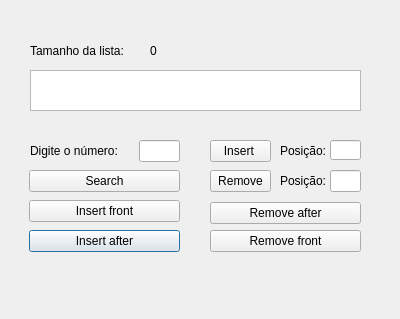
Above: windowlista.ui from artcurty/GedQT before the change. Below: the same form after it.
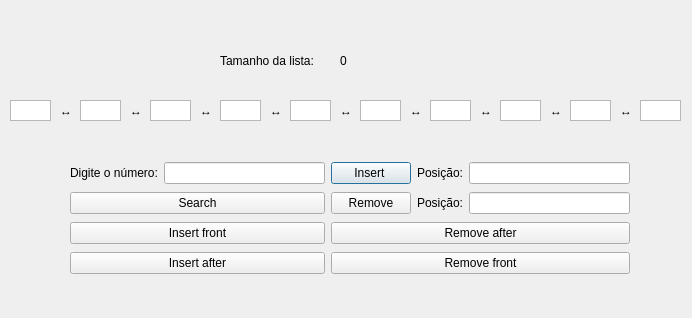
That is the form after the change.

Diff of the .ui file:
```diff
--- a/windowlista.ui
+++ b/windowlista.ui
@@ -6,195 +6,19 @@
    <rect>
     <x>0</x>
     <y>0</y>
-    <width>400</width>
-    <height>319</height>
+    <width>692</width>
+    <height>318</height>
    </rect>
   </property>
   <property name="windowTitle">
    <string>Dialog</string>
   </property>
-  <widget class="QPushButton" name="insertAfter">
-   <property name="geometry">
-    <rect>
-     <x>29</x>
-     <y>230</y>
-     <width>151</width>
-     <height>22</height>
-    </rect>
-   </property>
-   <property name="text">
-    <string>Insert after</string>
-   </property>
-  </widget>
-  <widget class="QPushButton" name="pushButton_2">
-   <property name="geometry">
-    <rect>
-     <x>29</x>
-     <y>170</y>
-     <width>151</width>
-     <height>22</height>
-    </rect>
-   </property>
-   <property name="text">
-    <string>Search</string>
-   </property>
-  </widget>
-  <widget class="QPushButton" name="removeAfter">
-   <property name="geometry">
-    <rect>
-     <x>210</x>
-     <y>202</y>
-     <width>151</width>
-     <height>22</height>
-    </rect>
-   </property>
-   <property name="text">
-    <string>Remove after</string>
-   </property>
-  </widget>
-  <widget class="QPushButton" name="InsertFront">
-   <property name="geometry">
-    <rect>
-     <x>29</x>
-     <y>200</y>
-     <width>151</width>
-     <height>22</height>
-    </rect>
-   </property>
-   <property name="text">
-    <string>Insert front</string>
-   </property>
-  </widget>
-  <widget class="QPushButton" name="insertN">
-   <property name="geometry">
-    <rect>
-     <x>210</x>
-     <y>140</y>
-     <width>61</width>
-     <height>22</height>
-    </rect>
-   </property>
-   <property name="text">
-    <string>Insert </string>
-   </property>
-  </widget>
-  <widget class="QPushButton" name="removeFront">
-   <property name="geometry">
-    <rect>
-     <x>210</x>
-     <y>230</y>
-     <width>151</width>
-     <height>22</height>
-    </rect>
-   </property>
-   <property name="text">
-    <string>Remove front</string>
-   </property>
-  </widget>
-  <widget class="QPushButton" name="removeN">
-   <property name="geometry">
-    <rect>
-     <x>210</x>
-     <y>170</y>
-     <width>61</width>
-     <height>22</height>
-    </rect>
-   </property>
-   <property name="text">
-    <string>Remove</string>
-   </property>
-  </widget>
-  <widget class="QLineEdit" name="positionInsert">
-   <property name="geometry">
-    <rect>
-     <x>330</x>
-     <y>140</y>
-     <width>31</width>
-     <height>20</height>
-    </rect>
-   </property>
-  </widget>
-  <widget class="QLineEdit" name="positionRemove">
-   <property name="geometry">
-    <rect>
-     <x>330</x>
-     <y>170</y>
-     <width>31</width>
-     <height>22</height>
-    </rect>
-   </property>
-  </widget>
-  <widget class="QLabel" name="label">
-   <property name="geometry">
-    <rect>
-     <x>280</x>
-     <y>140</y>
-     <width>61</width>
-     <height>21</height>
-    </rect>
-   </property>
-   <property name="text">
-    <string>Posição:</string>
-   </property>
-  </widget>
-  <widget class="QLabel" name="label_4">
-   <property name="geometry">
-    <rect>
-     <x>280</x>
-     <y>170</y>
-     <width>59</width>
-     <height>21</height>
-    </rect>
-   </property>
-   <property name="text">
-    <string>Posição:</string>
-   </property>
-  </widget>
-  <widget class="QLineEdit" name="entrada">
-   <property name="geometry">
-    <rect>
-     <x>139</x>
-     <y>140</y>
-     <width>41</width>
-     <height>22</height>
-    </rect>
-   </property>
-  </widget>
-  <widget class="QLabel" name="label_3">
-   <property name="geometry">
-    <rect>
-     <x>30</x>
-     <y>130</y>
-     <width>101</width>
-     <height>41</height>
-    </rect>
-   </property>
-   <property name="text">
-    <string>Digite o número:</string>
-   </property>
-  </widget>
-  <widget class="QListWidget" name="listWidget">
-   <property name="geometry">
-    <rect>
-     <x>30</x>
-     <y>70</y>
-     <width>331</width>
-     <height>41</height>
-    </rect>
-   </property>
-   <property name="movement">
-    <enum>QListView::Static</enum>
-   </property>
-   <property name="flow">
-    <enum>QListView::LeftToRight</enum>
-   </property>
-  </widget>
   <widget class="QLabel" name="label_2">
    <property name="geometry">
     <rect>
-     <x>30</x>
-     <y>40</y>
-     <width>111</width>
+     <x>220</x>
+     <y>50</y>
+     <width>121</width>
      <height>21</height>
     </rect>
    </property>
@@ -205,8 +29,8 @@
   <widget class="QLabel" name="retTamanho">
    <property name="geometry">
     <rect>
-     <x>150</x>
-     <y>40</y>
+     <x>340</x>
+     <y>50</y>
      <width>59</width>
      <height>21</height>
     </rect>
@@ -215,20 +39,376 @@
     <string>0</string>
    </property>
   </widget>
-  <zorder>insertAfter</zorder>
-  <zorder>pushButton_2</zorder>
-  <zorder>removeAfter</zorder>
-  <zorder>InsertFront</zorder>
-  <zorder>insertN</zorder>
-  <zorder>removeFront</zorder>
-  <zorder>removeN</zorder>
-  <zorder>entrada</zorder>
-  <zorder>positionInsert</zorder>
-  <zorder>positionRemove</zorder>
-  <zorder>label</zorder>
-  <zorder>label_3</zorder>
-  <zorder>label_4</zorder>
-  <zorder>listWidget</zorder>
+  <widget class="QListWidget" name="no4">
+   <property name="geometry">
+    <rect>
+     <x>220</x>
+     <y>100</y>
+     <width>41</width>
+     <height>21</height>
+    </rect>
+   </property>
+   <property name="movement">
+    <enum>QListView::Static</enum>
+   </property>
+   <property name="flow">
+    <enum>QListView::LeftToRight</enum>
+   </property>
+  </widget>
+  <widget class="QListWidget" name="no5">
+   <property name="geometry">
+    <rect>
+     <x>290</x>
+     <y>100</y>
+     <width>41</width>
+     <height>21</height>
+    </rect>
+   </property>
+   <property name="movement">
+    <enum>QListView::Static</enum>
+   </property>
+   <property name="flow">
+    <enum>QListView::LeftToRight</enum>
+   </property>
+  </widget>
+  <widget class="QListWidget" name="no6">
+   <property name="geometry">
+    <rect>
+     <x>360</x>
+     <y>100</y>
+     <width>41</width>
+     <height>21</height>
+    </rect>
+   </property>
+   <property name="movement">
+    <enum>QListView::Static</enum>
+   </property>
+   <property name="flow">
+    <enum>QListView::LeftToRight</enum>
+   </property>
+  </widget>
+  <widget class="QListWidget" name="no7">
+   <property name="geometry">
+    <rect>
+     <x>430</x>
+     <y>100</y>
+     <width>41</width>
+     <height>21</height>
+    </rect>
+   </property>
+   <property name="movement">
+    <enum>QListView::Static</enum>
+   </property>
+   <property name="flow">
+    <enum>QListView::LeftToRight</enum>
+   </property>
+  </widget>
+  <widget class="QListWidget" name="no8">
+   <property name="geometry">
+    <rect>
+     <x>500</x>
+     <y>100</y>
+     <width>41</width>
+     <height>21</height>
+    </rect>
+   </property>
+   <property name="movement">
+    <enum>QListView::Static</enum>
+   </property>
+   <property name="flow">
+    <enum>QListView::LeftToRight</enum>
+   </property>
+  </widget>
+  <widget class="QListWidget" name="no1">
+   <property name="geometry">
+    <rect>
+     <x>10</x>
+     <y>100</y>
+     <width>41</width>
+     <height>21</height>
+    </rect>
+   </property>
+   <property name="movement">
+    <enum>QListView::Static</enum>
+   </property>
+   <property name="flow">
+    <enum>QListView::LeftToRight</enum>
+   </property>
+  </widget>
+  <widget class="QLabel" name="label_7">
+   <property name="geometry">
+    <rect>
+     <x>60</x>
+     <y>100</y>
+     <width>16</width>
+     <height>21</height>
+    </rect>
+   </property>
+   <property name="text">
+    <string>↔</string>
+   </property>
+  </widget>
+  <widget class="QListWidget" name="no2">
+   <property name="geometry">
+    <rect>
+     <x>80</x>
+     <y>100</y>
+     <width>41</width>
+     <height>21</height>
+    </rect>
+   </property>
+   <property name="movement">
+    <enum>QListView::Static</enum>
+   </property>
+   <property name="flow">
+    <enum>QListView::LeftToRight</enum>
+   </property>
+  </widget>
+  <widget class="QListWidget" name="no3">
+   <property name="geometry">
+    <rect>
+     <x>150</x>
+     <y>100</y>
+     <width>41</width>
+     <height>21</height>
+    </rect>
+   </property>
+   <property name="movement">
+    <enum>QListView::Static</enum>
+   </property>
+   <property name="flow">
+    <enum>QListView::LeftToRight</enum>
+   </property>
+  </widget>
+  <widget class="QLabel" name="label_9">
+   <property name="geometry">
+    <rect>
+     <x>130</x>
+     <y>100</y>
+     <width>16</width>
+     <height>21</height>
+    </rect>
+   </property>
+   <property name="text">
+    <string>↔</string>
+   </property>
+  </widget>
+  <widget class="QLabel" name="label_8">
+   <property name="geometry">
+    <rect>
+     <x>340</x>
+     <y>100</y>
+     <width>16</width>
+     <height>21</height>
+    </rect>
+   </property>
+   <property name="text">
+    <string>↔</string>
+   </property>
+  </widget>
+  <widget class="QLabel" name="label_10">
+   <property name="geometry">
+    <rect>
+     <x>200</x>
+     <y>100</y>
+     <width>16</width>
+     <height>21</height>
+    </rect>
+   </property>
+   <property name="text">
+    <string>↔</string>
+   </property>
+  </widget>
+  <widget class="QLabel" name="label_11">
+   <property name="geometry">
+    <rect>
+     <x>270</x>
+     <y>100</y>
+     <width>16</width>
+     <height>21</height>
+    </rect>
+   </property>
+   <property name="text">
+    <string>↔</string>
+   </property>
+  </widget>
+  <widget class="QLabel" name="label_12">
+   <property name="geometry">
+    <rect>
+     <x>410</x>
+     <y>100</y>
+     <width>16</width>
+     <height>21</height>
+    </rect>
+   </property>
+   <property name="text">
+    <string>↔</string>
+   </property>
+  </widget>
+  <widget class="QLabel" name="label_13">
+   <property name="geometry">
+    <rect>
+     <x>480</x>
+     <y>100</y>
+     <width>16</width>
+     <height>21</height>
+    </rect>
+   </property>
+   <property name="text">
+    <string>↔</string>
+   </property>
+  </widget>
+  <widget class="QLabel" name="label_14">
+   <property name="geometry">
+    <rect>
+     <x>550</x>
+     <y>100</y>
+     <width>16</width>
+     <height>21</height>
+    </rect>
+   </property>
+   <property name="text">
+    <string>↔</string>
+   </property>
+  </widget>
+  <widget class="QListWidget" name="no9">
+   <property name="geometry">
+    <rect>
+     <x>570</x>
+     <y>100</y>
+     <width>41</width>
+     <height>21</height>
+    </rect>
+   </property>
+   <property name="movement">
+    <enum>QListView::Static</enum>
+   </property>
+   <property name="flow">
+    <enum>QListView::LeftToRight</enum>
+   </property>
+  </widget>
+  <widget class="QLabel" name="label_15">
+   <property name="geometry">
+    <rect>
+     <x>620</x>
+     <y>100</y>
+     <width>16</width>
+     <height>21</height>
+    </rect>
+   </property>
+   <property name="text">
+    <string>↔</string>
+   </property>
+  </widget>
+  <widget class="QListWidget" name="no10">
+   <property name="geometry">
+    <rect>
+     <x>640</x>
+     <y>100</y>
+     <width>41</width>
+     <height>21</height>
+    </rect>
+   </property>
+   <property name="movement">
+    <enum>QListView::Static</enum>
+   </property>
+   <property name="flow">
+    <enum>QListView::LeftToRight</enum>
+   </property>
+  </widget>
+  <widget class="QWidget" name="layoutWidget">
+   <property name="geometry">
+    <rect>
+     <x>70</x>
+     <y>160</y>
+     <width>560</width>
+     <height>120</height>
+    </rect>
+   </property>
+   <layout class="QGridLayout" name="gridLayout">
+    <item row="0" column="0">
+     <widget class="QLabel" name="label_3">
+      <property name="text">
+       <string>Digite o número:</string>
+      </property>
+     </widget>
+    </item>
+    <item row="0" column="1">
+     <widget class="QLineEdit" name="entrada"/>
+    </item>
+    <item row="0" column="2">
+     <widget class="QPushButton" name="insertN">
+      <property name="text">
+       <string>Insert </string>
+      </property>
+     </widget>
+    </item>
+    <item row="0" column="3">
+     <widget class="QLabel" name="label">
+      <property name="text">
+       <string>Posição:</string>
+      </property>
+     </widget>
+    </item>
+    <item row="0" column="4">
+     <widget class="QLineEdit" name="positionInsert"/>
+    </item>
+    <item row="1" column="0" colspan="2">
+     <widget class="QPushButton" name="pushButton_2">
+      <property name="text">
+       <string>Search</string>
+      </property>
+     </widget>
+    </item>
+    <item row="1" column="2">
+     <widget class="QPushButton" name="removeN">
+      <property name="text">
+       <string>Remove</string>
+      </property>
+     </widget>
+    </item>
+    <item row="1" column="3">
+     <widget class="QLabel" name="label_4">
+      <property name="text">
+       <string>Posição:</string>
+      </property>
+     </widget>
+    </item>
+    <item row="1" column="4">
+     <widget class="QLineEdit" name="positionRemove"/>
+    </item>
+    <item row="2" column="0" colspan="2">
+     <widget class="QPushButton" name="InsertFront">
+      <property name="text">
+       <string>Insert front</string>
+      </property>
+     </widget>
+    </item>
+    <item row="2" column="2" colspan="3">
+     <widget class="QPushButton" name="removeAfter">
+      <property name="text">
+       <string>Remove after</string>
+      </property>
+     </widget>
+    </item>
+    <item row="3" column="0" colspan="2">
+     <widget class="QPushButton" name="insertAfter">
+      <property name="text">
+       <string>Insert after</string>
+      </property>
+     </widget>
+    </item>
+    <item row="3" column="2" colspan="3">
+     <widget class="QPushButton" name="removeFront">
+      <property name="text">
+       <string>Remove front</string>
+      </property>
+     </widget>
+    </item>
+   </layout>
+  </widget>
+  <zorder>layoutWidget</zorder>
+  <zorder>no3</zorder>
   <zorder>label_2</zorder>
   <zorder>retTamanho</zorder>
  </widget>
```
Left out of the diff: 18 changed lines with no effect on the pictures.
